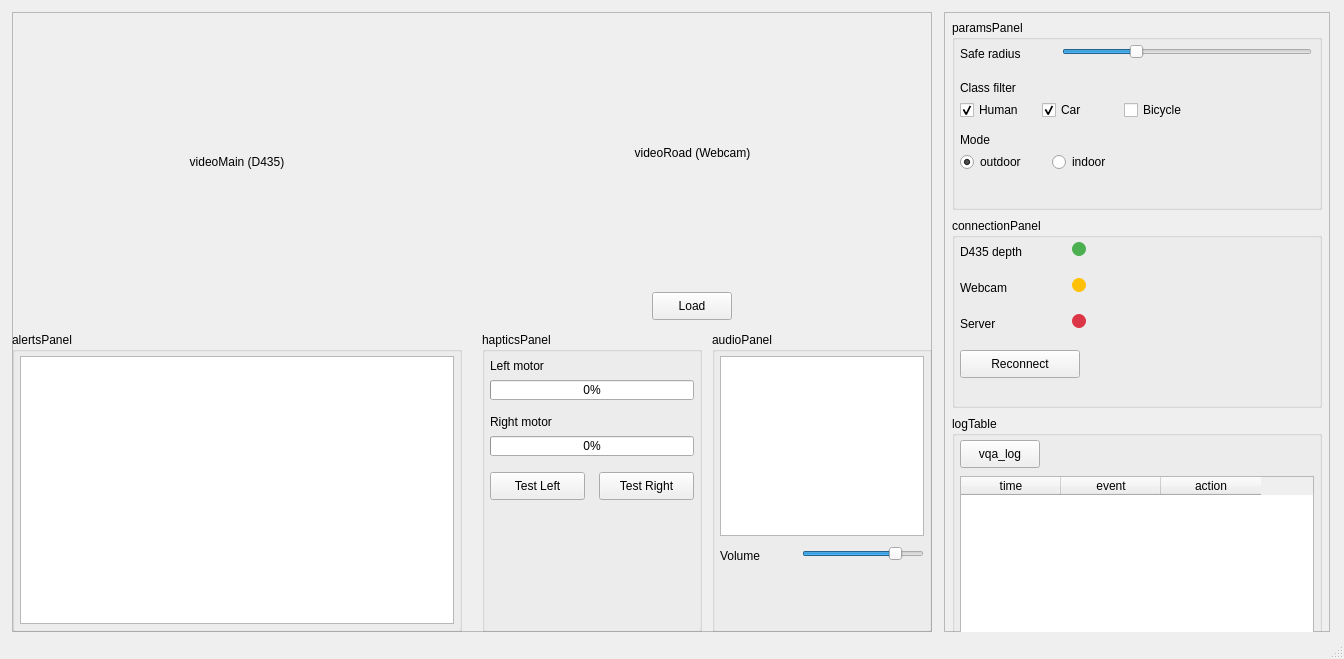
addinedu-ros-10th/deeplearning-repo-3, file gui/bha_gui.ui: the form before one commit.
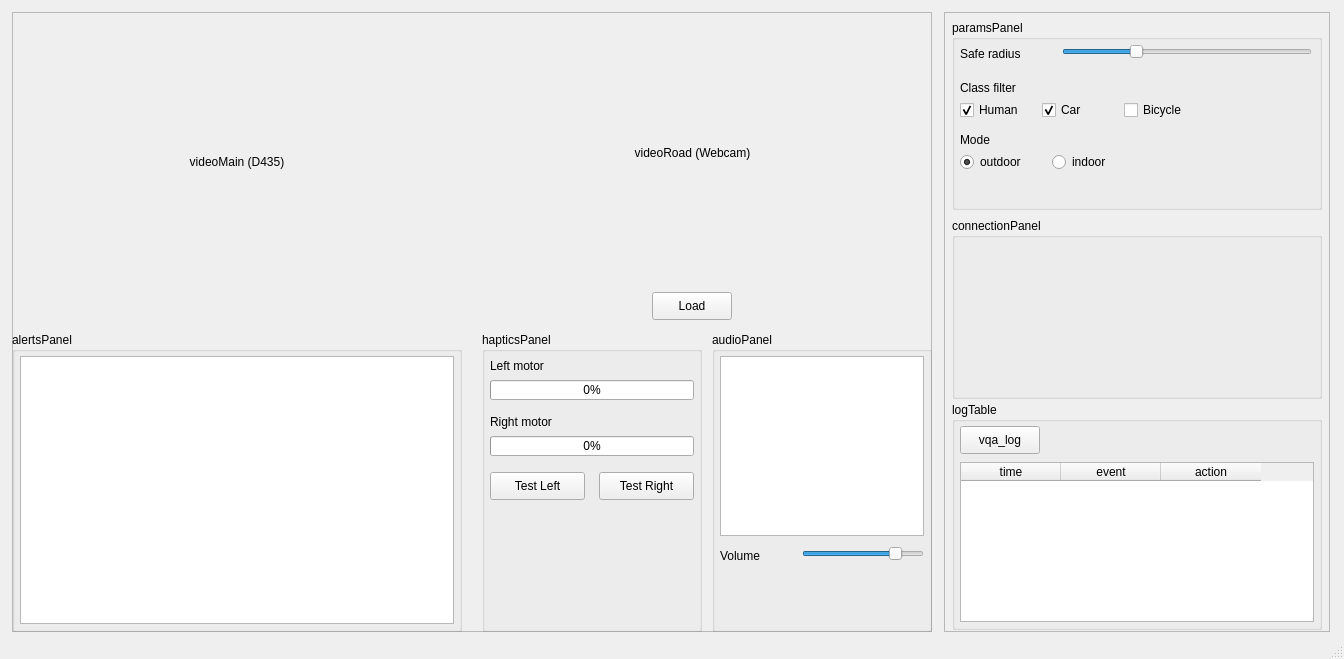
The form after the commit.

The edit to the form file:
```diff
--- a/gui/bha_gui.ui
+++ b/gui/bha_gui.ui
@@ -410,109 +410,18 @@
        <x>8</x>
        <y>206</y>
        <width>370</width>
-       <height>190</height>
+       <height>181</height>
       </rect>
      </property>
      <property name="title">
       <string>connectionPanel</string>
      </property>
-     <widget class="QLabel" name="labelD435">
-      <property name="geometry">
-       <rect>
-        <x>8</x>
-        <y>24</y>
-        <width>100</width>
-        <height>20</height>
-       </rect>
-      </property>
-      <property name="text">
-       <string>D435 depth</string>
-      </property>
-     </widget>
-     <widget class="QLabel" name="lampD435">
-      <property name="geometry">
-       <rect>
-        <x>120</x>
-        <y>24</y>
-        <width>14</width>
-        <height>14</height>
-       </rect>
-      </property>
-      <property name="styleSheet">
-       <string notr="true">background:#4caf50;border-radius:7px;</string>
-      </property>
-     </widget>
-     <widget class="QLabel" name="labelWebcam">
-      <property name="geometry">
-       <rect>
-        <x>8</x>
-        <y>60</y>
-        <width>100</width>
-        <height>20</height>
-       </rect>
-      </property>
-      <property name="text">
-       <string>Webcam</string>
-      </property>
-     </widget>
-     <widget class="QLabel" name="lampWebcam">
-      <property name="geometry">
-       <rect>
-        <x>120</x>
-        <y>60</y>
-        <width>14</width>
-        <height>14</height>
-       </rect>
-      </property>
-      <property name="styleSheet">
-       <string notr="true">background:#ffc107;border-radius:7px;</string>
-      </property>
-     </widget>
-     <widget class="QLabel" name="labelServer">
-      <property name="geometry">
-       <rect>
-        <x>8</x>
-        <y>96</y>
-        <width>100</width>
-        <height>20</height>
-       </rect>
-      </property>
-      <property name="text">
-       <string>Server</string>
-      </property>
-     </widget>
-     <widget class="QLabel" name="lampServer">
-      <property name="geometry">
-       <rect>
-        <x>120</x>
-        <y>96</y>
-        <width>14</width>
-        <height>14</height>
-       </rect>
-      </property>
-      <property name="styleSheet">
-       <string notr="true">background:#dc3545;border-radius:7px;</string>
-      </property>
-     </widget>
-     <widget class="QPushButton" name="btnReconnect">
-      <property name="geometry">
-       <rect>
-        <x>8</x>
-        <y>132</y>
-        <width>120</width>
-        <height>28</height>
-       </rect>
-      </property>
-      <property name="text">
-       <string>Reconnect</string>
-      </property>
-     </widget>
     </widget>
     <widget class="QGroupBox" name="logTable">
      <property name="geometry">
       <rect>
        <x>8</x>
-       <y>404</y>
+       <y>390</y>
        <width>370</width>
        <height>228</height>
       </rect>
```
